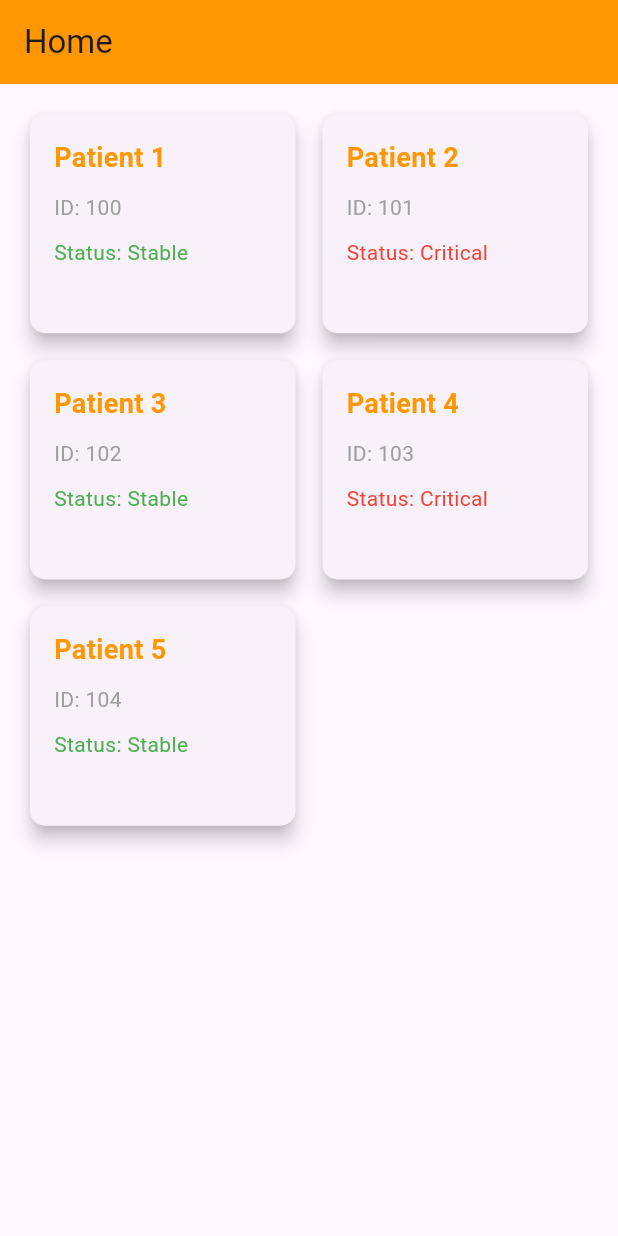
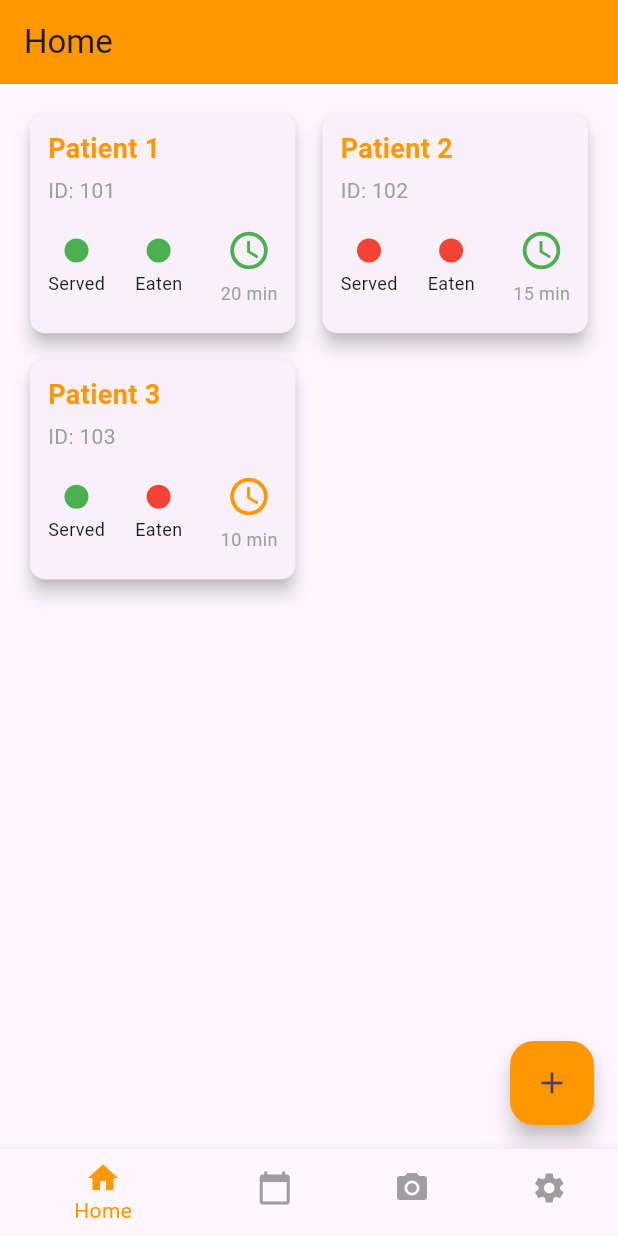
Before and after one commit to chamooda2/apolloapp, a Flutter app: the HomeScreen screen opened directly, on a phone screen of 412 x 824 dp. Run offline on Flutter 3.47's test engine with Material 3 defaults, Android fonts, the phone set to English and light mode, and no system bars; our stand-ins replace cloud_firestore, firebase_auth, firebase_core; accounts and stored records are empty.

Commit message:
home page plus add patient not dynamic

```diff
--- /dev/null
+++ b/nutritrack/lib/models/patient.dart
@@ -0,0 +1,35 @@
+class Patient {
+  final String name;
+  final String id;
+  final bool foodServed;
+  final bool foodEaten;
+  final int timeLeft;
+
+  Patient({
+    required this.name,
+    required this.id,
+    required this.foodServed,
+    required this.foodEaten,
+    required this.timeLeft,
+  });
+
+  factory Patient.fromFirestore(Map<String, dynamic> data) {
+    return Patient(
+      name: data['name'] ?? '',
+      id: data['id'] ?? '',
+      foodServed: data['foodServed'] ?? false,
+      foodEaten: data['foodEaten'] ?? false,
+      timeLeft: data['timeLeft'] ?? 0,
+    );
+  }
+
+  Map<String, dynamic> toFirestore() {
+    return {
+      'name': name,
+      'id': id,
+      'foodServed': foodServed,
+      'foodEaten': foodEaten,
+      'timeLeft': timeLeft,
+    };
+  }
+}
--- a/nutritrack/lib/screens/home.dart
+++ b/nutritrack/lib/screens/home.dart
@@ -1,6 +1,192 @@
+import 'package:flutter/services.dart';
 import 'package:flutter/material.dart';
+import 'package:nutritrack/screens/calender.dart';
+import 'package:nutritrack/screens/camera.dart';
+import 'package:nutritrack/screens/settings.dart';
+import 'package:nutritrack/widgets/patientcard.dart'; // Import the PatientCard widget
 
-class HomeScreen extends StatelessWidget {
+class HomeScreen extends StatefulWidget {
+  @override
+  _HomeScreenState createState() => _HomeScreenState();
+}
+
+class _HomeScreenState extends State<HomeScreen> {
+  int _currentIndex = 0;
+
+  final List<Widget> _pages = [
+    PatientGridScreen(), // This will replace the current Home content.
+    CalendarScreen(),
+    CameraScreen(),
+    SettingsScreen(),
+  ];
+
+  @override
+  Widget build(BuildContext context) {
+    return Scaffold(
+      body: _pages[_currentIndex],
+      bottomNavigationBar: BottomNavigationBar(
+        currentIndex: _currentIndex,
+        onTap: (index) {
+          setState(() {
+            _currentIndex = index;
+          });
+        },
+        items: [
+          BottomNavigationBarItem(
+            icon: Icon(Icons.home),
+            label: 'Home',
+          ),
+          BottomNavigationBarItem(
+            icon: Icon(Icons.calendar_today),
+            label: 'Timeline',
+          ),
+          BottomNavigationBarItem(
+            icon: Icon(Icons.camera_alt),
+            label: 'Camera',
+          ),
+          BottomNavigationBarItem(
+            icon: Icon(Icons.settings),
+            label: 'Settings',
+          ),
+        ],
+        selectedItemColor: Colors.orange,
+        unselectedItemColor: Colors.grey,
+      ),
+    );
+  }
+}
+
+class PatientGridScreen extends StatefulWidget {
+  @override
+  _PatientGridScreenState createState() => _PatientGridScreenState();
+}
+
+class _PatientGridScreenState extends State<PatientGridScreen> {
+  List<Map<String, dynamic>> _patients = [
+    {
+      'name': 'Patient 1',
+      'id': 'ID: 101',
+      'foodServed': true,
+      'foodEaten': true,
+      'timeLeft': 20,
+    },
+    {
+      'name': 'Patient 2',
+      'id': 'ID: 102',
+      'foodServed': false,
+      'foodEaten': false,
+      'timeLeft': 15,
+    },
+    {
+      'name': 'Patient 3',
+      'id': 'ID: 103',
+      'foodServed': true,
+      'foodEaten': false,
+      'timeLeft': 10,
+    },
+  ];
+
+  void _showAddPatientModal(BuildContext context) {
+    String name = '';
+    String id = '';
+    String calorieIntake = '';
+    String age = '';
+
+    showModalBottomSheet(
+      context: context,
+      isScrollControlled: true, // Allows the modal to resize for the keyboard
+      builder: (BuildContext ctx) {
+        return Padding(
+          padding: EdgeInsets.only(
+            left: 16.0,
+            right: 16.0,
+            top: 16.0,
+            bottom: MediaQuery.of(ctx).viewInsets.bottom + 16.0,
+          ), // Adjust padding for the keyboard
+          child: SingleChildScrollView(
+            child: Column(
+              mainAxisSize: MainAxisSize.min,
+              children: [
+                Text(
+                  'Add New Patient',
+                  style: TextStyle(fontSize: 18, fontWeight: FontWeight.bold),
+                ),
+                SizedBox(height: 20),
+                TextField(
+                  decoration: InputDecoration(
+                    labelText: 'Name',
+                    border: OutlineInputBorder(),
+                  ),
+                  onChanged: (value) {
+                    name = value;
+                  },
+                ),
+                SizedBox(height: 10),
+                TextField(
+                  decoration: InputDecoration(
+                    labelText: 'Patient ID',
+                    border: OutlineInputBorder(),
+                  ),
+                  onChanged: (value) {
+                    id = value;
+                  },
+                ),
+                SizedBox(height: 10),
+                TextField(
+                  decoration: InputDecoration(
+                    labelText: 'Calorie Intake (Prescribed)',
+                    border: OutlineInputBorder(),
+                  ),
+                  keyboardType:
+                      TextInputType.number, // Restricts the keyboard to numbers
+                  inputFormatters: [
+                    FilteringTextInputFormatter
+                        .digitsOnly, // Allows only digits
+                  ],
+                  onChanged: (value) {
+                    calorieIntake = value;
+                  },
+                ),
+                SizedBox(height: 10),
+                TextField(
+                  decoration: InputDecoration(
+                    labelText: 'Age',
+                    border: OutlineInputBorder(),
+                  ),
+                  keyboardType:
+                      TextInputType.number, // Restricts the keyboard to numbers
+                  inputFormatters: [
+                    FilteringTextInputFormatter
+                        .digitsOnly, // Allows only digits
+                  ],
+                  onChanged: (value) {
+                    age = value;
+                  },
+                ),
+                SizedBox(height: 20),
+                ElevatedButton(
+                  onPressed: () {
+                    setState(() {
+                      _patients.add({
+                        'name': name,
+                        'id': id,
+                        'foodServed': false,
+                        'foodEaten': false,
+                        'timeLeft': 20, // Default time
+                      });
+                    });
+                    Navigator.pop(context);
+                  },
+                  child: Text('Add Patient'),
+                ),
+              ],
+            ),
+          ),
+        );
+      },
+    );
+  }
+
   @override
   Widget build(BuildContext context) {
     return Scaffold(
@@ -11,83 +197,30 @@ class HomeScreen extends StatelessWidget {
       body: Padding(
         padding: const EdgeInsets.all(16.0),
         child: GridView.builder(
-          itemCount: 5, // Number of patients (can be dynamic)
+          itemCount: _patients.length,
           gridDelegate: SliverGridDelegateWithFixedCrossAxisCount(
-            crossAxisCount: 2, // Two cards per row
+            crossAxisCount: 2,
             crossAxisSpacing: 10,
             mainAxisSpacing: 10,
-            childAspectRatio: 1.2, // Adjust the aspect ratio for card size
+            childAspectRatio: 1.2,
           ),
           itemBuilder: (context, index) {
+            final patient = _patients[index];
             return PatientCard(
-              patientName: 'Patient ${index + 1}',
-              patientId: 'ID: ${index + 100}',
-              patientStatus: index % 2 == 0 ? 'Stable' : 'Critical',
+              patientName: patient['name'],
+              patientId: patient['id'],
+              foodServed: patient['foodServed'],
+              foodEaten: patient['foodEaten'],
+              timeLeft: patient['timeLeft'],
             );
           },
         ),
       ),
-    );
-  }
-}
-
-class PatientCard extends StatelessWidget {
-  final String patientName;
-  final String patientId;
-  final String patientStatus;
-
-  const PatientCard({
-    required this.patientName,
-    required this.patientId,
-    required this.patientStatus,
-  });
-
-  @override
-  Widget build(BuildContext context) {
-    return Card(
-      elevation: 5,
-      shape: RoundedRectangleBorder(
-        borderRadius: BorderRadius.circular(10),
-      ),
-      child: Padding(
-        padding: const EdgeInsets.all(16.0),
-        child: Column(
-          crossAxisAlignment: CrossAxisAlignment.start,
-          children: [
-            Text(
-              patientName,
-              style: TextStyle(
-                fontSize: 18,
-                fontWeight: FontWeight.bold,
-                color: Colors.orange,
-              ),
-            ),
-            SizedBox(height: 10),
-            Text(
-              patientId,
-              style: TextStyle(
-                fontSize: 14,
-                color: Colors.grey,
-              ),
-            ),
-            SizedBox(height: 10),
-            Text(
-              'Status: $patientStatus',
-              style: TextStyle(
-                fontSize: 14,
-                color: patientStatus == 'Stable' ? Colors.green : Colors.red,
-              ),
-            ),
-          ],
-        ),
+      floatingActionButton: FloatingActionButton(
+        onPressed: () => _showAddPatientModal(context),
+        child: Icon(Icons.add),
+        backgroundColor: Colors.orange,
       ),
     );
   }
 }
-
-void main() {
-  runApp(MaterialApp(
-    debugShowCheckedModeBanner: false,
-    home: HomeScreen(),
-  ));
-}
--- /dev/null
+++ b/nutritrack/lib/widgets/patientcard.dart
@@ -0,0 +1,130 @@
+import 'package:flutter/material.dart';
+
+class PatientCard extends StatelessWidget {
+  final String patientName;
+  final String patientId;
+  final bool foodServed;
+  final bool foodEaten;
+  final int timeLeft; // Time left in minutes
+
+  const PatientCard({
+    required this.patientName,
+    required this.patientId,
+    required this.foodServed,
+    required this.foodEaten,
+    required this.timeLeft,
+  });
+
+  @override
+  Widget build(BuildContext context) {
+    Color getClockColor(int time) {
+      if (time < 10) return Colors.red;
+      if (time < 15) return Colors.orange;
+      if (time <= 20) return Colors.green;
+      return Colors.grey; // Default color for times > 20 minutes
+    }
+
+    return Card(
+      elevation: 5,
+      shape: RoundedRectangleBorder(
+        borderRadius: BorderRadius.circular(10),
+      ),
+      clipBehavior: Clip.antiAlias,
+      child: Padding(
+        padding: const EdgeInsets.symmetric(horizontal: 12.0, vertical: 10.0),
+        child: Column(
+          crossAxisAlignment: CrossAxisAlignment.start,
+          mainAxisSize: MainAxisSize.min,
+          children: [
+            // Top Section: Patient Name and ID
+            Row(
+              children: [
+                Expanded(
+                  child: Column(
+                    crossAxisAlignment: CrossAxisAlignment.start,
+                    children: [
+                      Text(
+                        patientName,
+                        style: TextStyle(
+                          fontSize: 18,
+                          fontWeight: FontWeight.bold,
+                          color: Colors.orange,
+                        ),
+                        overflow: TextOverflow.ellipsis,
+                      ),
+                      SizedBox(height: 5),
+                      Text(
+                        patientId,
+                        style: TextStyle(
+                          fontSize: 14,
+                          color: Colors.grey,
+                        ),
+                        overflow: TextOverflow.ellipsis,
+                      ),
+                    ],
+                  ),
+                ),
+              ],
+            ),
+            SizedBox(height: 15),
+            // Bottom Section: Served, Eaten, and Clock
+            Row(
+              mainAxisAlignment: MainAxisAlignment.spaceBetween,
+              children: [
+                Row(
+                  children: [
+                    Column(
+                      children: [
+                        CircleAvatar(
+                          radius: 8,
+                          backgroundColor:
+                              foodServed ? Colors.green : Colors.red,
+                        ),
+                        SizedBox(height: 5),
+                        Text(
+                          'Served',
+                          style: TextStyle(fontSize: 12),
+                        ),
+                      ],
+                    ),
+                    SizedBox(width: 20),
+                    Column(
+                      children: [
+                        CircleAvatar(
+                          radius: 8,
+                          backgroundColor:
+                              foodEaten ? Colors.green : Colors.red,
+                        ),
+                        SizedBox(height: 5),
+                        Text(
+                          'Eaten',
+                          style: TextStyle(fontSize: 12),
+                        ),
+                      ],
+                    ),
+                  ],
+                ),
+                // Clock Section
+                Column(
+                  crossAxisAlignment: CrossAxisAlignment.center,
+                  children: [
+                    Icon(
+                      Icons.access_time,
+                      color: getClockColor(timeLeft),
+                      size: 30,
+                    ),
+                    SizedBox(height: 5),
+                    Text(
+                      '$timeLeft min',
+                      style: TextStyle(fontSize: 12, color: Colors.grey),
+                    ),
+                  ],
+                ),
+              ],
+            ),
+          ],
+        ),
+      ),
+    );
+  }
+}
```
Also changed, not shown: nutritrack/lib/controllers/patientdatacontroller.dart (added, +56 -0 lines), nutritrack/lib/screens/calender.dart (added, +19 -0 lines), nutritrack/lib/screens/camera.dart (added, +19 -0 lines), nutritrack/lib/screens/settings.dart (added, +38 -0 lines).
